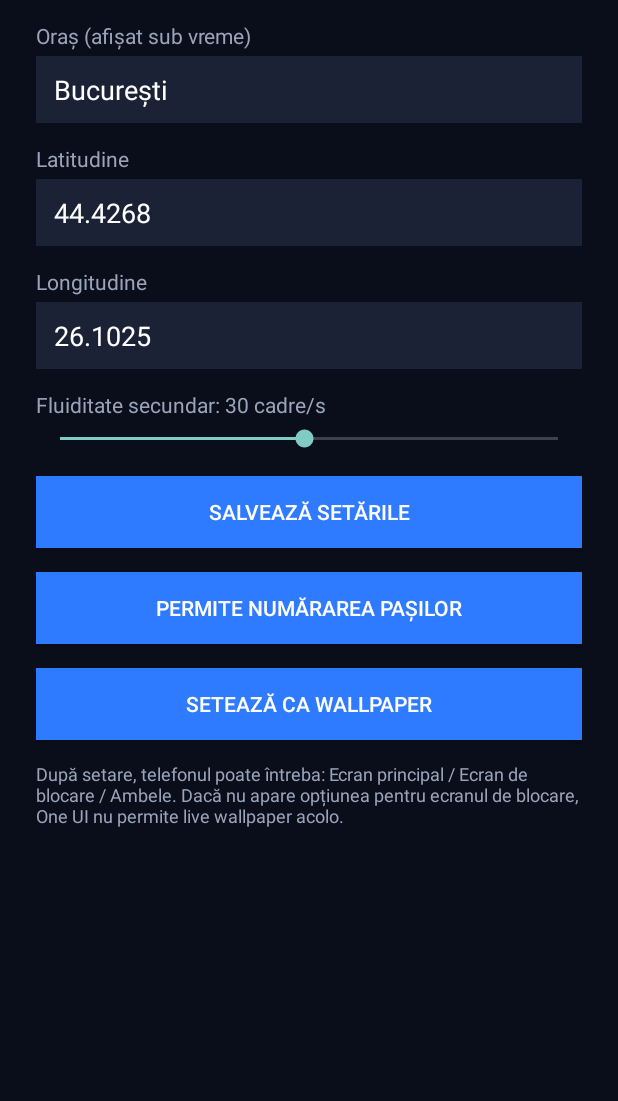
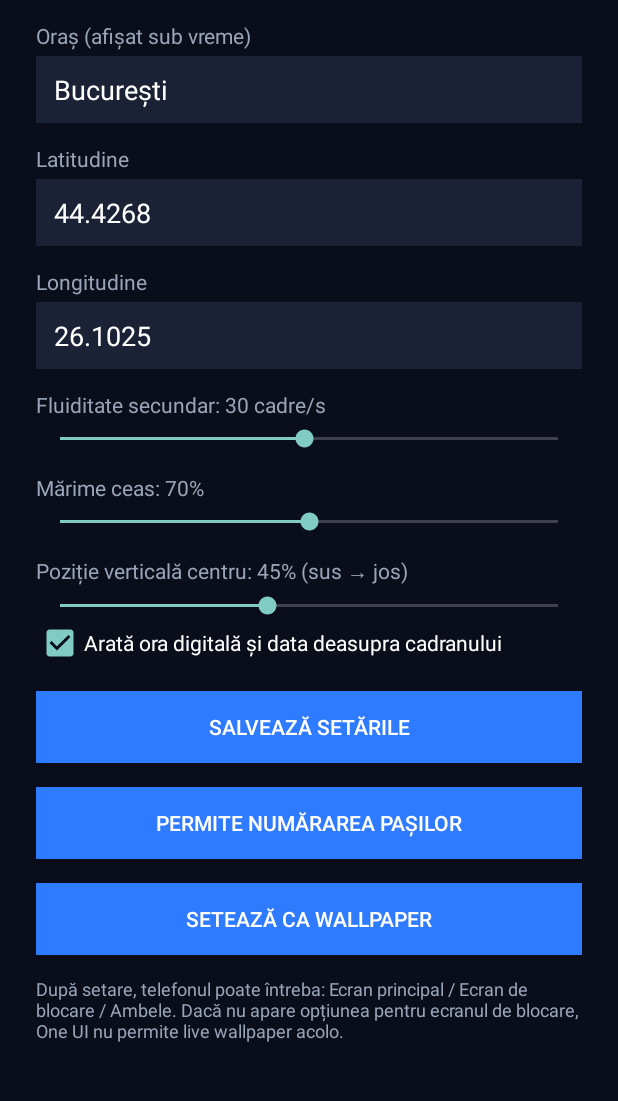
Before and after one commit to batranul1977/MvaClockWallpaper, an Android app: the screen it shows after launch (MainActivity), on a phone screen of 412 x 824 dp, the part 125-1226 px from its top. Run offline under Robolectric (Android 15) with nearby library versions, the phone set to English and light mode, and no system bars.

Commit message:
Add files via upload

```diff
--- a/app/src/main/java/ro/mva/clockwallpaper/MainActivity.kt
+++ b/app/src/main/java/ro/mva/clockwallpaper/MainActivity.kt
@@ -24,6 +24,9 @@ class MainActivity : Activity() {
         const val KEY_LAT = "lat"
         const val KEY_LON = "lon"
         const val KEY_FPS = "fps"
+        const val KEY_SCALE = "scale"
+        const val KEY_POSY = "posy"
+        const val KEY_DIGITAL = "digital"
     }
 
     private fun dp(v: Int) = (v * resources.displayMetrics.density).toInt()
@@ -91,6 +94,48 @@ class MainActivity : Activity() {
         }
         root.addView(fps)
 
+        // ---- Mărime ceas (40–100%) ----
+        val scaleLabel = label("Mărime ceas: ${prefs.getInt(KEY_SCALE, 70)}%")
+        root.addView(scaleLabel)
+        val scale = SeekBar(this).apply {
+            max = 60
+            progress = prefs.getInt(KEY_SCALE, 70) - 40
+            setOnSeekBarChangeListener(object : SeekBar.OnSeekBarChangeListener {
+                override fun onProgressChanged(s: SeekBar?, p: Int, u: Boolean) {
+                    scaleLabel.text = "Mărime ceas: ${p + 40}%"
+                    prefs.edit().putInt(KEY_SCALE, p + 40).apply()   // se vede imediat
+                }
+                override fun onStartTrackingTouch(s: SeekBar?) {}
+                override fun onStopTrackingTouch(s: SeekBar?) {}
+            })
+        }
+        root.addView(scale)
+
+        // ---- Poziție verticală (20–80% din înălțime) ----
+        val posLabel = label("Poziție verticală centru: ${prefs.getInt(KEY_POSY, 45)}% (sus → jos)")
+        root.addView(posLabel)
+        val pos = SeekBar(this).apply {
+            max = 60
+            progress = prefs.getInt(KEY_POSY, 45) - 20
+            setOnSeekBarChangeListener(object : SeekBar.OnSeekBarChangeListener {
+                override fun onProgressChanged(s: SeekBar?, p: Int, u: Boolean) {
+                    posLabel.text = "Poziție verticală centru: ${p + 20}% (sus → jos)"
+                    prefs.edit().putInt(KEY_POSY, p + 20).apply()
+                }
+                override fun onStartTrackingTouch(s: SeekBar?) {}
+                override fun onStopTrackingTouch(s: SeekBar?) {}
+            })
+        }
+        root.addView(pos)
+
+        val digital = CheckBox(this).apply {
+            text = "Arată ora digitală și data deasupra cadranului"
+            setTextColor(Color.WHITE)
+            isChecked = prefs.getBoolean(KEY_DIGITAL, true)
+            setOnCheckedChangeListener { _, b -> prefs.edit().putBoolean(KEY_DIGITAL, b).apply() }
+        }
+        root.addView(digital)
+
         root.addView(button("Salvează setările") {
             prefs.edit()
                 .putString(KEY_CITY, city.text.toString().trim())
```
Also changed, not shown: app/src/main/java/ro/mva/clockwallpaper/ClockRenderer.kt (+9 -4 lines), app/src/main/java/ro/mva/clockwallpaper/ClockWallpaperService.kt (+6 -1 lines).
